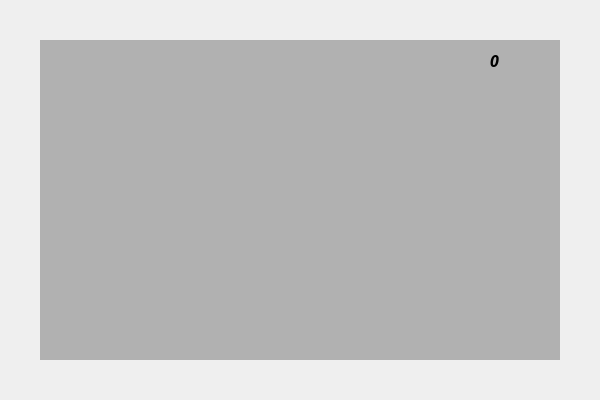
Old version of the form mainwidget.ui in the repository bstee615/project.
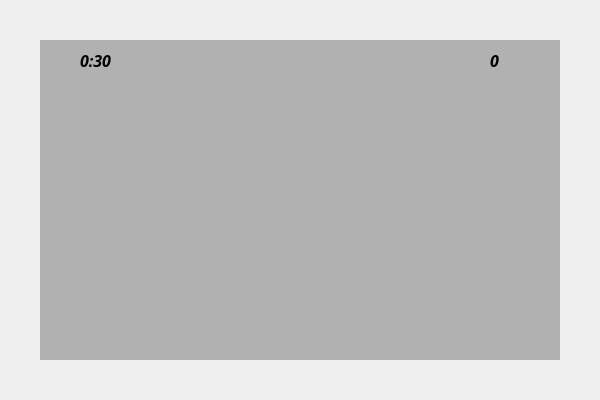
New version of the form. Icons and pictures are not drawn.

Commit message: Added end level object, worked on high scores class, and added timer

What changed in the file:
```diff
--- a/mainwidget.ui
+++ b/mainwidget.ui
@@ -117,6 +117,28 @@
      <bool>true</bool>
     </property>
    </widget>
+   <widget class="QLabel" name="lblTimeLeft">
+    <property name="geometry">
+     <rect>
+      <x>40</x>
+      <y>10</y>
+      <width>61</width>
+      <height>21</height>
+     </rect>
+    </property>
+    <property name="font">
+     <font>
+      <family>Sawasdee</family>
+      <pointsize>12</pointsize>
+      <weight>75</weight>
+      <italic>true</italic>
+      <bold>true</bold>
+     </font>
+    </property>
+    <property name="text">
+     <string>0:30</string>
+    </property>
+   </widget>
   </widget>
  </widget>
  <layoutdefault spacing="6" margin="11"/>
```
The commit also changes 11 other files.
